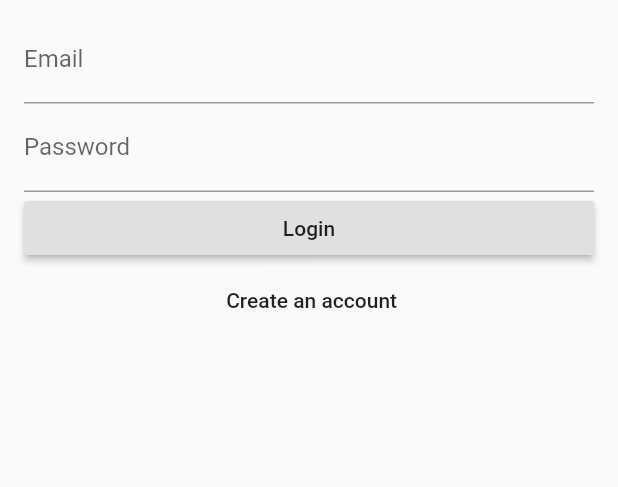
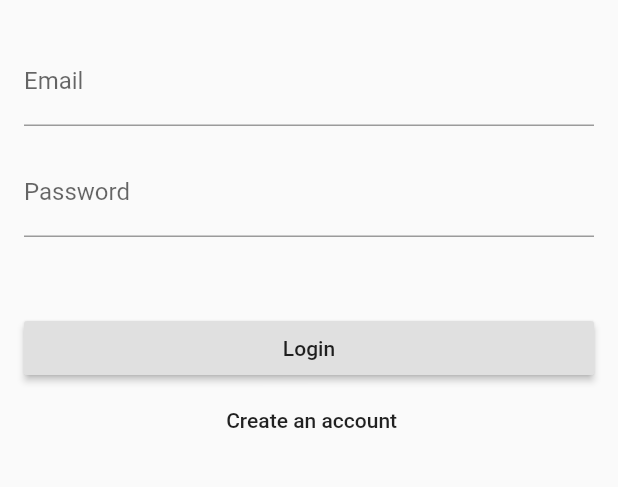
Before and after one commit to Digital-Vault/GroceryApp, a Flutter app: the screen it shows after launch, on a phone screen of 412 x 824 dp, the part 305-792 px from its top. Run offline on Flutter 3.47's test engine with Material 2 defaults, Android fonts, the phone set to English and light mode, and no system bars; our stand-ins replace firebase_auth, rxdart; accounts and stored records are empty.

Commit message:
Add scroll capability to login
Previously the login page was no scrollable
which would cause errors if used in landscape mode.

```diff
--- a/lib/login_page.dart
+++ b/lib/login_page.dart
@@ -64,7 +64,12 @@ class _LoginPageState extends State<loginPage> {
 
   @override
   Widget build(BuildContext context) {
-    return Scaffold(
+    return SingleChildScrollView(
+      child:(
+        SizedBox(
+          width: 500.0,
+          height: 800.0,
+          child: Scaffold(
               resizeToAvoidBottomPadding: false,
               body: Builder(
                 builder: (context) =>
@@ -80,6 +85,10 @@ class _LoginPageState extends State<loginPage> {
                         )
                     ),
               )
+          ),
+        )
+
+      ),
     );
   }
 
@@ -87,6 +96,7 @@ class _LoginPageState extends State<loginPage> {
     return [
     _buildIcon(context),
       _buildText(),
+      SizedBox(height: 15),
       TextFormField(
         decoration: InputDecoration(labelText: 'Email'),
         validator: (value){
@@ -100,6 +110,7 @@ class _LoginPageState extends State<loginPage> {
         },
         onSaved: (value) => _email = value,
       ),
+      SizedBox(height: 15),
       TextFormField(
         decoration: InputDecoration(labelText: 'Password'),
         obscureText: true,
@@ -112,6 +123,7 @@ class _LoginPageState extends State<loginPage> {
   List<Widget> buildSubmitButtons(BuildContext context) {
     if (_formType == FormType.login){
       return [
+        SizedBox(height: 50),
         RaisedButton(
           child: Text('Login'),
           onPressed: () {
@@ -131,6 +143,7 @@ class _LoginPageState extends State<loginPage> {
       ];
     } else {
       return [
+        SizedBox(height: 50),
         RaisedButton(
           child: Text('Create an account'),
           onPressed:() {
```
Lines whose indentation alone changed are shown as unchanged.
